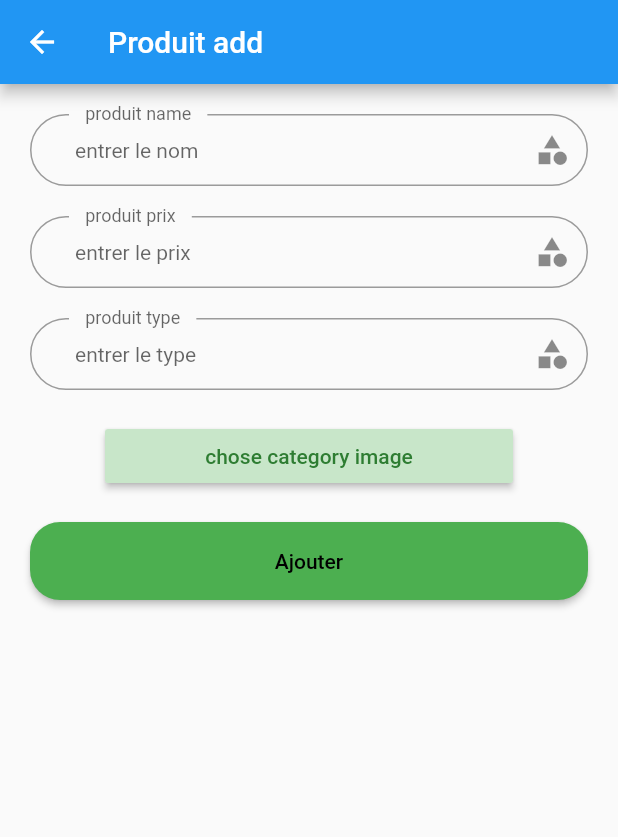
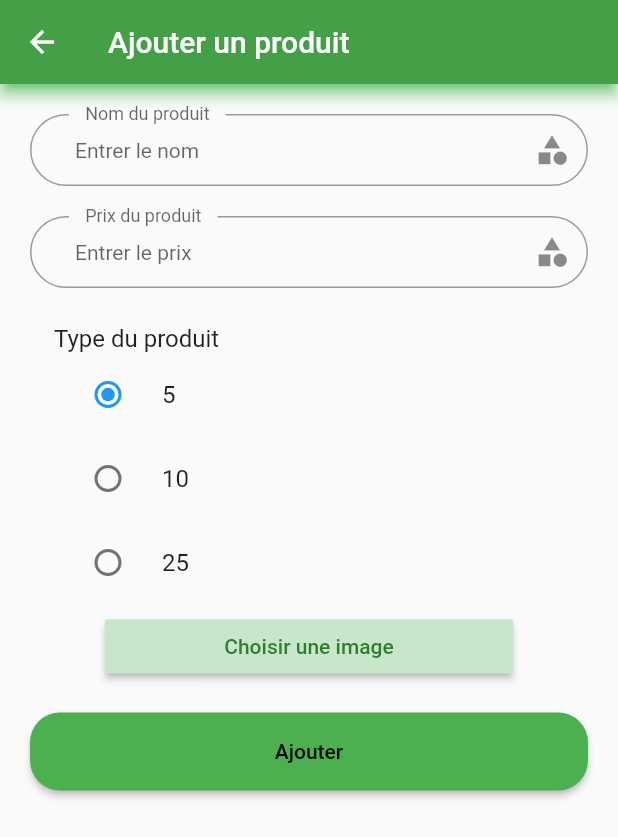
Before and after one commit to hanane-hbaly/PFE-Flutter, a Flutter app: the ProduitAdd screen opened by its route, on a phone screen of 412 x 824 dp. Shown: the top 837 px of the screen. Run offline on Flutter 3.47's test engine with Material 2 defaults, Android fonts, the phone set to English and light mode, and no system bars; our stand-ins replace cached_network_image, dartz, file_picker, get, image_picker, lottie and 1 more; accounts and stored records are empty; network calls fail.

Commit message:
second commit

```diff
--- a/lib/controller/admin_controller/produits/produitV_controller.dart
+++ b/lib/controller/admin_controller/produits/produitV_controller.dart
@@ -31,8 +31,8 @@ class ProduitController extends GetxController {
   }
 
   deleteProduit(int id, String imagename) {
-    produitData.delete({"ProduitID:": id, "Imagep": imagename});
-    data.removeWhere((element) => element.ProduitID == id);
+    produitData.delete({"ProduitID": id.toString(), "Imagep": imagename});
+    data.removeWhere((element) => element.ProduitID! == id);
     update();
   }
 
--- a/lib/controller/auth/login_controller.dart
+++ b/lib/controller/auth/login_controller.dart
@@ -4,7 +4,6 @@ import 'package:my_pfe/core/class/statusrequest.dart';
 import 'package:my_pfe/core/constant/routes.dart';
 import 'package:my_pfe/core/function/handilingdata.dart';
 import 'package:my_pfe/data/datasource/remote/login.dart';
-
 import '../../core/serices.dart';
 
 class LoginController extends GetxController {
--- a/lib/core/constant/linkapi.dart
+++ b/lib/core/constant/linkapi.dart
@@ -27,4 +27,5 @@ class AppLink {
   static String prodduitD = "$linkServerName/admin/gereProduit/delete.php";
   static String testphp = "$linkServerName/test.php";
   static String imagep = "$linkServerName/upload/produits";
+  static String getAllC = "$linkServerName/vendeur/getAllClient.php";
 }
--- a/lib/core/constant/routes.dart
+++ b/lib/core/constant/routes.dart
@@ -11,4 +11,5 @@ class AppRoute {
   static const String produitAView = "/produitAView";
   static const String produitAAdd = "/produitAAdd";
   static const String produitAEdit = "/produitAEdit";
+  static const String enregistrerCommande = "/enregistrerCommande";
 }
--- a/lib/main.dart
+++ b/lib/main.dart
@@ -9,7 +9,6 @@ import 'package:my_pfe/routes.dart';
 void main() async {
   WidgetsFlutterBinding.ensureInitialized();
   await initialServices();
-
   runApp(const MyApp());
 }
 
--- a/lib/routes.dart
+++ b/lib/routes.dart
@@ -9,6 +9,7 @@ import 'package:my_pfe/view/screen/Admin/bloquer_vendeur.dart';
 import 'package:my_pfe/view/screen/Admin/commandeAView.dart';
 import 'package:my_pfe/view/screen/Admin/consulter_planningA_view.dart';
 import 'package:my_pfe/view/screen/Admin/homerespo.dart';
+import 'package:my_pfe/view/screen/Vendeur/enregistreCommande.dart';
 import 'package:my_pfe/view/screen/auth/login.dart';
 import 'package:my_pfe/view/screen/Vendeur/homeVendeur.dart';
 
@@ -26,4 +27,7 @@ List<GetPage<dynamic>>? routes = [
   GetPage(name: AppRoute.produitAView, page: () => const ProduitAView()),
   GetPage(name: AppRoute.produitAAdd, page: () => const ProduitAdd()),
   GetPage(name: AppRoute.produitAEdit, page: () => const ProduitEdit()),
+  GetPage(
+      name: AppRoute.enregistrerCommande,
+      page: () => const EnregistrerCommande()),
 ];
--- a/lib/view/screen/Admin/Produit/produit_add.dart
+++ b/lib/view/screen/Admin/Produit/produit_add.dart
@@ -7,36 +7,71 @@ import 'package:my_pfe/core/shared/customtextformglobal.dart';
 import '../../../widget/auth/custombuttomauth.dart';
 
 class ProduitAdd extends StatelessWidget {
-  const ProduitAdd({super.key});
+  const ProduitAdd({Key? key}) : super(key: key);
 
   @override
   Widget build(BuildContext context) {
     Get.put(ProduitAddController());
     return Scaffold(
       appBar: AppBar(
-          title: const Text('Produit add'),
+        title: const Text('Ajouter un produit'),
+        shadowColor: const Color.fromARGB(255, 2, 249, 15),
+        backgroundColor: Colors.green[600],
       ),
       body: GetBuilder<ProduitAddController>(
         builder: (controller) => HandlingDataView(
           statusRequest: controller.statusRequest!,
           widget: Container(
             padding: const EdgeInsets.all(20),
-                    child: ListView(children: <Widget>[
+            child: ListView(
+              children: <Widget>[
                 CustomTextFormGlobal(
-                          hinttext: 'entrer le nom',
-                          labeltext: 'produit name',
+                    hinttext: 'Entrer le nom',
+                    labeltext: 'Nom du produit',
                     mycontroller: controller.nomp,
                     iconData: Icons.category),
                 CustomTextFormGlobal(
-                          hinttext: 'entrer le prix',
-                          labeltext: 'produit prix',
+                    hinttext: 'Entrer le prix',
+                    labeltext: 'Prix du produit',
                     mycontroller: controller.prixp,
                     iconData: Icons.category),
-                      CustomTextFormGlobal(
-                          hinttext: 'entrer le type',
-                          labeltext: 'produit type',
-                          mycontroller: controller.typep,
-                          iconData: Icons.category),
+                ListTile(
+                  title: const Text('Type du produit'),
+                  subtitle: Column(
+                    children: [
+                      RadioListTile<int>(
+                        title: const Text('5'),
+                        value: 5,
+                        groupValue: controller.selectedType,
+                        onChanged: (value) {
+                          controller.setSelectedType(value!);
+                        },
+                      ),
+                      RadioListTile<int>(
+                        title: const Text('10'),
+                        value: 10,
+                        groupValue: controller.selectedType,
+                        onChanged: (value) {
+                          controller.setSelectedType(value!);
+                        },
+                      ),
+                      RadioListTile<int>(
+                        title: const Text('25'),
+                        value: 25,
+                        groupValue: controller.selectedType,
+                        onChanged: (value) {
+                          controller.setSelectedType(value!);
+                        },
+                      ),
+                    ],
+                  ),
+                ),
+                // CustomTextFormGlobal(
+                //     hinttext: 'Entrer le type',
+                //     labeltext: 'Type du produit',
+                //     mycontroller: controller.typep,
+                //     iconData: Icons
+                //         .category), // ici je veut faire au lieu de CustomTextFormGlobal radio button qui contion 3 des choix 5 10 25 comment je peut faire ca
                 Container(
                   padding: const EdgeInsets.symmetric(horizontal: 50),
                   child: MaterialButton(
@@ -45,9 +80,15 @@ class ProduitAdd extends StatelessWidget {
                     onPressed: () {
                       controller.chooseImage();
                     },
-                            child: const Text("chose category image"),
-                          )),
-                      // if (controller.file != null)
+                    child: const Text('Choisir une image'),
+                  ), // je veut afficher l'image choisi par l'utilisateur comment je peut faire ca
+                ),
+                if (controller.file != null)
+                  Image.file(
+                    controller.file!,
+                    width: 200,
+                    height: 200,
+                  ),
                 const SizedBox(
                   height: 20,
                 ),
@@ -57,8 +98,11 @@ class ProduitAdd extends StatelessWidget {
                     controller.addData();
                   },
                 )
-                    ]),
+              ],
             ),
-                )));
+          ),
+        ),
+      ),
+    );
   }
 }
```
Also changed, not shown: lib/controller/admin_controller/home_controller.dart (+21 -0 lines), lib/controller/admin_controller/produits/produitA_controller.dart (+41 -11 lines), lib/controller/admin_controller/produits/produitE_controller.dart (+11 -4 lines), lib/controller/vendeur_controller/enregidtreCommandeController.dart (added, +53 -0 lines), lib/controller/vendeur_controller/home_controllerV.dart (added, +45 -0 lines), lib/core/class/crud.dart (+6 -4 lines), lib/data/datasource/remote/adminData/get_vendeurs_data.dart (+8 -0 lines), lib/data/datasource/remote/vendeurData/enregistrerCommandeData.dart (added, +14 -0 lines), lib/view/screen/Admin/Produit/produit_edit.dart (+48 -8 lines), lib/view/screen/Admin/Produit/produit_view.dart (+13 -7 lines), lib/view/screen/Vendeur/enregistreCommande.dart (added, +71 -0 lines), lib/view/screen/Vendeur/homeVendeur.dart (+10 -7 lines), lib/view/widget/auth/nav_bar_vendeur.dart (+7 -3 lines). Lines whose indentation alone changed are shown as unchanged.
